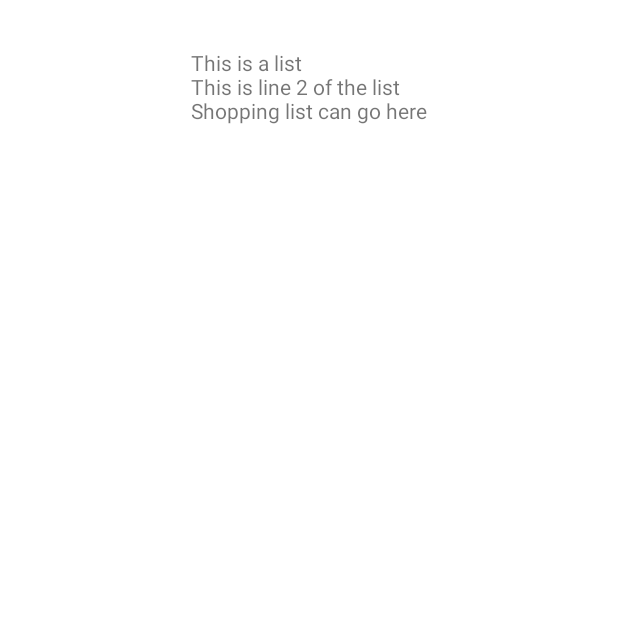
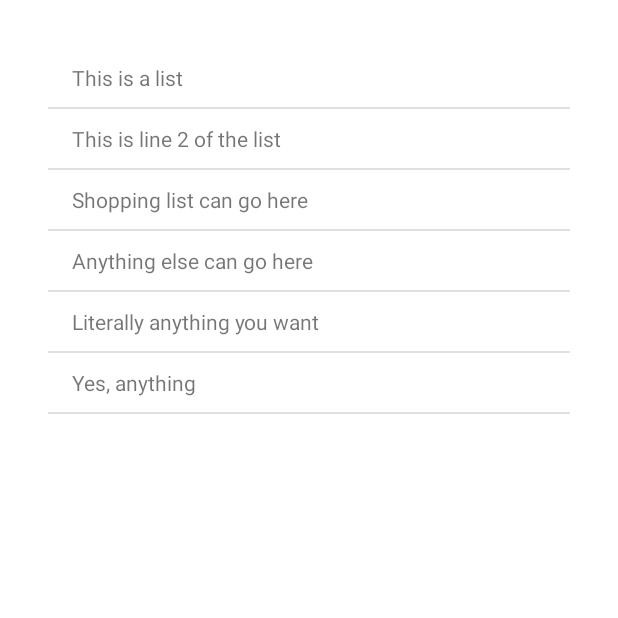
Before and after one commit to NKesar75/Final-Project-Mobile, an Android app: the notesActivity screen opened directly, with no data from a screen before it, on a phone screen of 412 x 824 dp, the top half of it. Run offline under Robolectric (Android 15) with nearby library versions, the phone set to English and light mode, and no system bars.

Commit message:
changed the list to use a custom recylcerview and changed the Homescreen_nav.java style

```diff
--- a/Personal-Assistant/app/build.gradle
+++ b/Personal-Assistant/app/build.gradle
@@ -30,6 +30,7 @@ dependencies {
     testCompile 'junit:junit:4.12'
     implementation 'com.android.support:design:25.3.1'
     implementation 'com.google.android.gms:play-services-maps:11.0.4'
+    implementation 'com.android.support:recyclerview-v7:25.3.1'
 }
 
 
--- a/Personal-Assistant/app/src/main/java/domain/hackathon/personal_assistant/Homescreen_nav.java
+++ b/Personal-Assistant/app/src/main/java/domain/hackathon/personal_assistant/Homescreen_nav.java
@@ -26,7 +26,6 @@ import java.util.List;
 public class Homescreen_nav extends AppCompatActivity
         implements NavigationView.OnNavigationItemSelectedListener {
     private FirebaseAuth auth;
-    Button notes;
 
     @Override
     protected void onCreate(Bundle savedInstanceState) {
@@ -35,10 +34,10 @@ public class Homescreen_nav extends AppCompatActivity
         Toolbar toolbar = (Toolbar) findViewById(R.id.toolbar);
         setSupportActionBar(toolbar);
 
-        notes = (Button) findViewById(R.id.btnnote);
 
-        notes.setOnClickListener(new View.OnClickListener() {
-            @Override
+
+        FloatingActionButton myFab = (FloatingActionButton)  findViewById(R.id.fabnote);
+        myFab.setOnClickListener(new View.OnClickListener() {
             public void onClick(View v) {
                 presentActivity(v);
             }
--- a/Personal-Assistant/app/src/main/java/domain/hackathon/personal_assistant/MainActivity.java
+++ b/Personal-Assistant/app/src/main/java/domain/hackathon/personal_assistant/MainActivity.java
@@ -25,6 +25,11 @@ public class MainActivity extends AppCompatActivity {
         setContentView(R.layout.activity_main);
 
         auth = FirebaseAuth.getInstance();
+        if (auth.getCurrentUser() != null) {
+            // User is signed in (getCurrentUser() will be null if not signed in)
+            startActivity(new Intent(MainActivity.this, Homescreen_nav.class));
+            finish();
+        }
 
 
         final EditText Email = (EditText) findViewById(R.id.txtemail);
--- a/Personal-Assistant/app/src/main/java/domain/hackathon/personal_assistant/MapsActivity.java
+++ b/Personal-Assistant/app/src/main/java/domain/hackathon/personal_assistant/MapsActivity.java
@@ -82,6 +82,7 @@ public class MapsActivity extends FragmentActivity implements OnMapReadyCallback
         addMapMarker();
         mMap.setOnMyLocationButtonClickListener(this);
 
+
         //zoomInCamera();
 
         // Add a marker in Sydney and move the camera
--- a/Personal-Assistant/app/src/main/java/domain/hackathon/personal_assistant/notesActivity.java
+++ b/Personal-Assistant/app/src/main/java/domain/hackathon/personal_assistant/notesActivity.java
@@ -6,6 +6,10 @@ import android.content.Intent;
 import android.os.Build;
 import android.support.v7.app.AppCompatActivity;
 import android.os.Bundle;
+import android.support.v7.widget.DefaultItemAnimator;
+import android.support.v7.widget.DividerItemDecoration;
+import android.support.v7.widget.LinearLayoutManager;
+import android.support.v7.widget.RecyclerView;
 import android.view.KeyEvent;
 import android.view.View;
 import android.view.ViewAnimationUtils;
@@ -20,6 +24,8 @@ public class notesActivity extends AppCompatActivity {
 
     public static final String EXTRA_CIRCULAR_REVEAL_X = "EXTRA_CIRCULAR_REVEAL_X";
     public static final String EXTRA_CIRCULAR_REVEAL_Y = "EXTRA_CIRCULAR_REVEAL_Y";
+    private recAdapter mAdapter;
+    private RecyclerView.LayoutManager mLayoutManager;
 
     View rootLayout;
 
@@ -27,28 +33,13 @@ public class notesActivity extends AppCompatActivity {
     private int revealY;
     List<String> list;
     TextView tlist;
-
+    RecyclerView reclist;
 
 
     @Override
     protected void onCreate(Bundle savedInstanceState) {
         super.onCreate(savedInstanceState);
         setContentView(R.layout.activity_notes);
-
-        tlist = (TextView) findViewById(R.id.list);
-        list = new ArrayList<String>();
-        list.add("This is a list");
-        list.add("This is line 2 of the list");
-        list.add("Shopping list can go here");
-
-        StringBuilder builder = new StringBuilder();
-        for (String details : list) {
-            builder.append(details + "\n");
-        }
-
-        tlist.setText(builder.toString());
-
-
         final Intent intent = getIntent();
 
         rootLayout = findViewById(R.id.root_layout);
@@ -75,6 +66,35 @@ public class notesActivity extends AppCompatActivity {
         } else {
             rootLayout.setVisibility(View.VISIBLE);
         }
+
+        reclist = (RecyclerView) findViewById(R.id.Reclist);
+
+        //tlist = (TextView) findViewById(R.id.list);
+        list = new ArrayList<String>();
+        list.add("This is a list");
+        list.add("This is line 2 of the list");
+        list.add("Shopping list can go here");
+        list.add("Anything else can go here");
+        list.add("Literally anything you want");
+        list.add("Yes, anything");
+
+        mAdapter = new recAdapter(list);
+        mLayoutManager = new LinearLayoutManager(this);
+        reclist.setLayoutManager(mLayoutManager);
+        reclist.addItemDecoration(new DividerItemDecoration(this, LinearLayoutManager.VERTICAL));
+        reclist.setItemAnimator(new DefaultItemAnimator());
+        reclist.setAdapter(mAdapter);
+
+
+        //StringBuilder builder = new StringBuilder();
+        //for (String details : list) {
+        //    builder.append(details + "\n");
+        //}
+
+        //tlist.setText(builder.toString());
+
+
+
     }
 
     protected void revealActivity(int x, int y) {
--- /dev/null
+++ b/Personal-Assistant/app/src/main/java/domain/hackathon/personal_assistant/recAdapter.java
@@ -0,0 +1,66 @@
+package domain.hackathon.personal_assistant;
+
+import android.support.v7.widget.RecyclerView;
+import android.view.LayoutInflater;
+import android.view.View;
+import android.view.ViewGroup;
+import android.widget.TextView;
+
+import java.util.List;
+
+/**
+ * Created by darkness7245 on 3/14/2018.
+ */
+public class recAdapter extends RecyclerView.Adapter<recAdapter.ViewHolder> {
+    private List<String> mDataset;
+
+    // Provide a reference to the views for each data item
+    // Complex data items may need more than one view per item, and
+    // you provide access to all the views for a data item in a view holder
+    public static class ViewHolder extends RecyclerView.ViewHolder {
+        // each data item is just a string in this case
+        public TextView mTextView;
+        public ViewHolder(View v) {
+            super(v);
+            mTextView = (TextView) v.findViewById(R.id.txtlistinfo);
+        }
+    }
+
+    // Provide a suitable constructor (depends on the kind of dataset)
+    public recAdapter(List<String> myDataset) {
+        mDataset = myDataset;
+    }
+
+    // Create new views (invoked by the layout manager)
+    @Override
+    public recAdapter.ViewHolder onCreateViewHolder(ViewGroup parent, int viewType) {
+        // create a new view
+        View v = LayoutInflater.from(parent.getContext())
+                .inflate(R.layout.reclayout, parent, false);
+
+        ViewHolder vh = new ViewHolder(v);
+        return vh;
+    }
+
+    // Replace the contents of a view (invoked by the layout manager)
+    @Override
+    public void onBindViewHolder(ViewHolder holder, int position) {
+        // - get element from your dataset at this position
+        // - replace the contents of the view with that element
+        //StringBuilder builder = new StringBuilder();
+        //for (String details : mDataset) {
+        //    builder.append(details + "\n");
+        //}
+
+        String info = mDataset.get(position);
+        holder.mTextView.setText(info);
+        //holder.mTextView.setText(builder);
+
+    }
+
+    // Return the size of your dataset (invoked by the layout manager)
+    @Override
+    public int getItemCount() {
+        return mDataset.size();
+    }
+}
--- a/Personal-Assistant/app/src/main/res/layout/activity_homescreen_nav.xml
+++ b/Personal-Assistant/app/src/main/res/layout/activity_homescreen_nav.xml
@@ -6,7 +6,27 @@
     android:layout_width="match_parent"
     android:layout_height="match_parent"
     android:fitsSystemWindows="true"
+    android:background="#b3dfff"
     tools:openDrawer="start">
+    <!--#b0e9fd-->
+    <!--#b3e6ff-->
+
+    <android.widget.FrameLayout xmlns:android="http://schemas.android.com/apk/res/android"
+        android:layout_width="match_parent"
+        android:layout_height="match_parent">
+
+
+
+        <android.support.design.widget.FloatingActionButton
+            android:id="@+id/fabnote"
+            android:layout_width="wrap_content"
+            android:layout_height="wrap_content"
+            android:layout_gravity="bottom|right"
+            android:layout_margin="16dp"
+            app:layout_anchorGravity="bottom|right|end" />
+
+
+    </android.widget.FrameLayout>
 
     <include
         layout="@layout/app_bar_homescreen_nav"
@@ -26,19 +46,7 @@
     <!--b3d9ff-->
     <!--ccccff-->
 
-    <android.widget.FrameLayout xmlns:android="http://schemas.android.com/apk/res/android"
-        android:layout_width="match_parent"
-        android:layout_height="match_parent">
 
-        <Button
-            android:id="@+id/btnnote"
-            android:layout_width="100dp"
-            android:layout_height="100dp"
-            android:layout_gravity="bottom|right"
-            android:background="@drawable/round_button" />
-
-
-    </android.widget.FrameLayout>
 
 
 </android.support.v4.widget.DrawerLayout>
--- a/Personal-Assistant/app/src/main/res/layout/activity_notes.xml
+++ b/Personal-Assistant/app/src/main/res/layout/activity_notes.xml
@@ -9,11 +9,12 @@
     android:fitsSystemWindows="true"
     tools:context="domain.hackathon.personal_assistant.Homescreen_nav">
 
-    <TextView
-        android:id="@+id/list"
-        android:text="It works!"
+
+
+    <android.support.v7.widget.RecyclerView
+        android:id="@+id/Reclist"
         android:layout_width="wrap_content"
-        android:layout_height="wrap_content"
-        android:layout_centerHorizontal="true" />
+        android:layout_height="wrap_content">
+    </android.support.v7.widget.RecyclerView>
 
 </RelativeLayout>
--- /dev/null
+++ b/Personal-Assistant/app/src/main/res/layout/reclayout.xml
@@ -0,0 +1,18 @@
+<?xml version="1.0" encoding="utf-8"?>
+<RelativeLayout xmlns:android="http://schemas.android.com/apk/res/android"
+    android:layout_width="match_parent"
+    android:layout_height="wrap_content"
+    android:clickable="true"
+    android:focusable="true"
+    android:orientation="vertical"
+    android:paddingBottom="10dp"
+    android:paddingLeft="16dp"
+    android:paddingRight="16dp"
+    android:paddingTop="10dp">
+    <TextView
+        android:id="@+id/txtlistinfo"
+        android:layout_alignParentTop="true"
+        android:layout_width="match_parent"
+        android:layout_height="wrap_content" />
+
+</RelativeLayout>
--- a/Personal-Assistant/app/src/main/res/values/colors.xml
+++ b/Personal-Assistant/app/src/main/res/values/colors.xml
@@ -7,7 +7,7 @@
     <color name="primary_material_light">#1c77f8</color>
     <color name="primary_dark_material_light">#2b37ef</color>
     <color name="accent_material_light">#1c77f8</color>
-    <color name="text_color_primary">#4d4d4d</color>
+    <color name="text_color_primary">#484f4f</color>
     <color name="Button_color">#314f68</color>
     <color name="Text_color">#FFD9D7D7</color>
 </resources>
```
